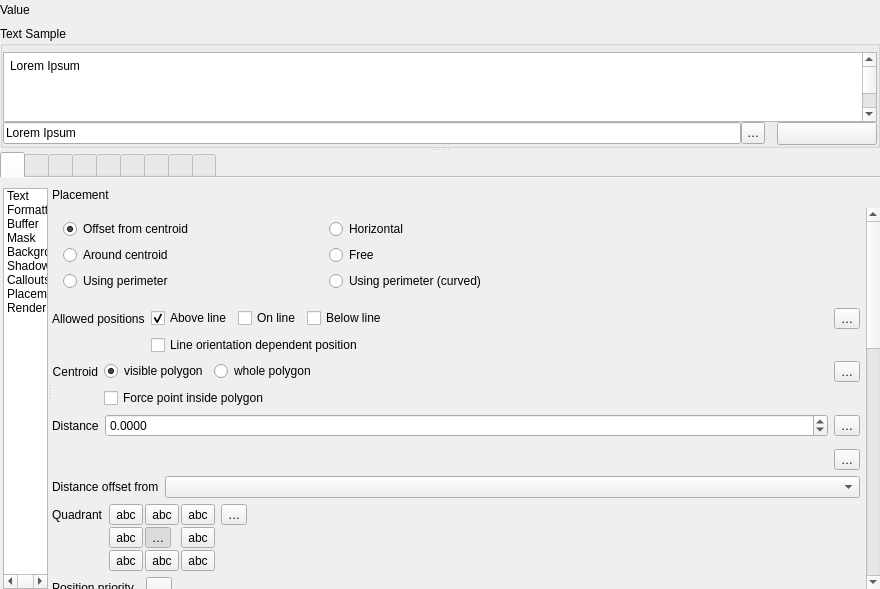
The window that src/ui/qgstextformatwidgetbase.ui (qgis/QGIS) describes before a commit, drawn with Qt 5.
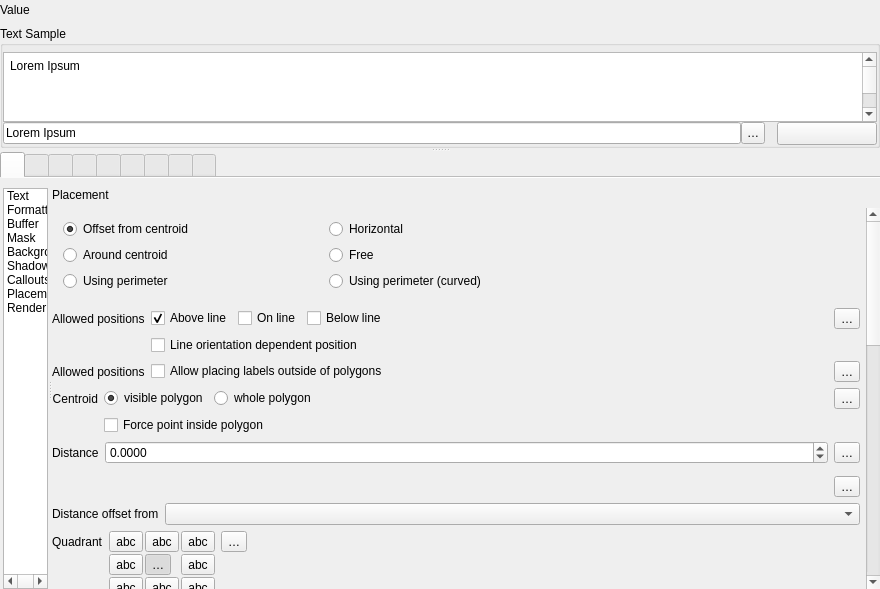
The same window after the commit. The open tabs and pages were chosen to show the change. Icons and pictures are not drawn. Custom widgets are drawn as their Qt base class.

Commit message:
[FEATURE][labeling] Add option to allow polygon labels to be placed outside of polygon features when required
When a label can't be placed inside the polygon and this option is checked,
then it will be automatically placed at a nicely selected location
just outside of the polygon

Sponsored by QGIS Swiss user group!

What changed in the file:
```diff
--- a/src/ui/qgstextformatwidgetbase.ui
+++ b/src/ui/qgstextformatwidgetbase.ui
@@ -4510,6 +4510,70 @@
                         </layout>
                        </widget>
                       </item>
+                      <item>
+                       <widget class="QFrame" name="mPlacementPolygonFrame">
+                        <property name="minimumSize">
+                         <size>
+                          <width>0</width>
+                          <height>0</height>
+                         </size>
+                        </property>
+                        <property name="toolTip">
+                         <string>Allowed label placement for lines. At least one position must be selected.</string>
+                        </property>
+                        <property name="frameShape">
+                         <enum>QFrame::NoFrame</enum>
+                        </property>
+                        <property name="frameShadow">
+                         <enum>QFrame::Raised</enum>
+                        </property>
+                        <layout class="QGridLayout" name="gridLayout_48">
+                         <property name="leftMargin">
+                          <number>0</number>
+                         </property>
+                         <property name="topMargin">
+                          <number>0</number>
+                         </property>
+                         <property name="rightMargin">
+                          <number>0</number>
+                         </property>
+                         <property name="bottomMargin">
+                          <number>0</number>
+                         </property>
+                         <item row="0" column="0">
+                          <widget class="QLabel" name="label_14">
+                           <property name="sizePolicy">
+                            <sizepolicy hsizetype="Maximum" vsizetype="Preferred">
+                             <horstretch>0</horstretch>
+                             <verstretch>0</verstretch>
+                            </sizepolicy>
+                           </property>
+                           <property name="text">
+                            <string>Allowed positions</string>
+                           </property>
+                          </widget>
+                         </item>
+                         <item row="0" column="1">
+                          <layout class="QHBoxLayout" name="horizontalLayout_11">
+                           <item>
+                            <widget class="QCheckBox" name="mCheckAllowLabelsOutsidePolygons">
+                             <property name="text">
+                              <string>Allow placing labels outside of polygons</string>
+                             </property>
+                            </widget>
+                           </item>
+                           <item>
+                            <widget class="QgsPropertyOverrideButton" name="mAllowOutsidePolygonsDDBtn">
+                             <property name="text">
+                              <string>…</string>
+                             </property>
+                            </widget>
+                           </item>
+                          </layout>
+                         </item>
+                        </layout>
+                       </widget>
+                      </item>
                       <item>
                        <widget class="QFrame" name="mPlacementCentroidFrame">
                         <property name="frameShape">
@@ -4531,23 +4595,7 @@
                          <property name="bottomMargin">
                           <number>0</number>
                          </property>
-                         <item row="0" column="0">
-                          <widget class="QLabel" name="mCentroidLabel">
-                           <property name="sizePolicy">
-                            <sizepolicy hsizetype="Maximum" vsizetype="Preferred">
-                             <horstretch>0</horstretch>
-                             <verstretch>0</verstretch>
-                            </sizepolicy>
-                           </property>
-                           <property name="text">
-                            <string>Centroid</string>
-                           </property>
-                           <property name="alignment">
-                            <set>Qt::AlignRight|Qt::AlignTrailing|Qt::AlignVCenter</set>
-                           </property>
-                          </widget>
-                         </item>
-                         <item row="0" column="1">
+                         <item row="1" column="1">
                           <widget class="QRadioButton" name="mCentroidRadioVisible">
                            <property name="sizePolicy">
                             <sizepolicy hsizetype="Maximum" vsizetype="Fixed">
@@ -4563,7 +4611,14 @@
                            </property>
                           </widget>
                          </item>
-                         <item row="0" column="2">
+                         <item row="1" column="3">
+                          <widget class="QgsPropertyOverrideButton" name="mCentroidDDBtn">
+                           <property name="text">
+                            <string>…</string>
+                           </property>
+                          </widget>
+                         </item>
+                         <item row="1" column="2">
                           <widget class="QRadioButton" name="mCentroidRadioWhole">
                            <property name="sizePolicy">
                             <sizepolicy hsizetype="Preferred" vsizetype="Fixed">
@@ -4576,20 +4631,29 @@
                            </property>
                           </widget>
                          </item>
-                         <item row="0" column="3">
-                          <widget class="QgsPropertyOverrideButton" name="mCentroidDDBtn">
-                           <property name="text">
-                            <string>…</string>
-                           </property>
-                          </widget>
-                         </item>
-                         <item row="1" column="1" colspan="3">
+                         <item row="2" column="1" colspan="3">
                           <widget class="QCheckBox" name="mCentroidInsideCheckBox">
                            <property name="text">
                             <string>Force point inside polygon</string>
                            </property>
                           </widget>
                          </item>
+                         <item row="1" column="0">
+                          <widget class="QLabel" name="mCentroidLabel">
+                           <property name="sizePolicy">
+                            <sizepolicy hsizetype="Maximum" vsizetype="Preferred">
+                             <horstretch>0</horstretch>
+                             <verstretch>0</verstretch>
+                            </sizepolicy>
+                           </property>
+                           <property name="text">
+                            <string>Centroid</string>
+                           </property>
+                           <property name="alignment">
+                            <set>Qt::AlignRight|Qt::AlignTrailing|Qt::AlignVCenter</set>
+                           </property>
+                          </widget>
+                         </item>
                         </layout>
                        </widget>
                       </item>
```
Left out of the diff: 4 changed lines with no effect on the pictures. The commit also changes 10 other files.
